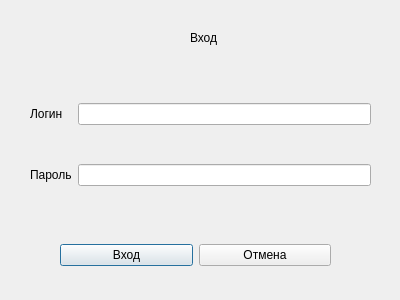
Old version of the form accountdialog.ui in the repository OstPerino/DormitoryProject.
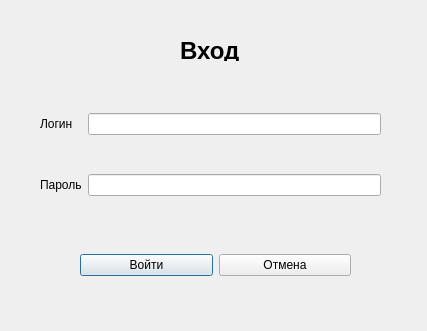
New version of the form.

What changed in the file:
```diff
--- a/accountdialog.ui
+++ b/accountdialog.ui
@@ -6,8 +6,8 @@
    <rect>
     <x>0</x>
     <y>0</y>
-    <width>400</width>
-    <height>300</height>
+    <width>427</width>
+    <height>331</height>
    </rect>
   </property>
   <property name="windowTitle">
@@ -16,8 +16,8 @@
   <widget class="QWidget" name="gridLayoutWidget">
    <property name="geometry">
     <rect>
-     <x>30</x>
-     <y>70</y>
+     <x>40</x>
+     <y>80</y>
      <width>341</width>
      <height>151</height>
     </rect>
@@ -48,12 +48,18 @@
   <widget class="QLabel" name="label_3">
    <property name="geometry">
     <rect>
-     <x>190</x>
-     <y>30</y>
-     <width>55</width>
-     <height>16</height>
+     <x>180</x>
+     <y>40</y>
+     <width>61</width>
+     <height>21</height>
     </rect>
    </property>
+   <property name="styleSheet">
+    <string notr="true">#label_3 {
+	font-weight: bold;
+	font-size: 24px;
+}</string>
+   </property>
    <property name="text">
     <string>Вход</string>
    </property>
@@ -61,8 +67,8 @@
   <widget class="QWidget" name="horizontalLayoutWidget">
    <property name="geometry">
     <rect>
-     <x>60</x>
-     <y>230</y>
+     <x>80</x>
+     <y>240</y>
      <width>271</width>
      <height>51</height>
     </rect>
@@ -71,7 +77,7 @@
     <item>
      <widget class="QPushButton" name="enter">
       <property name="text">
-       <string>Вход</string>
+       <string>Войти</string>
       </property>
      </widget>
     </item>
```
